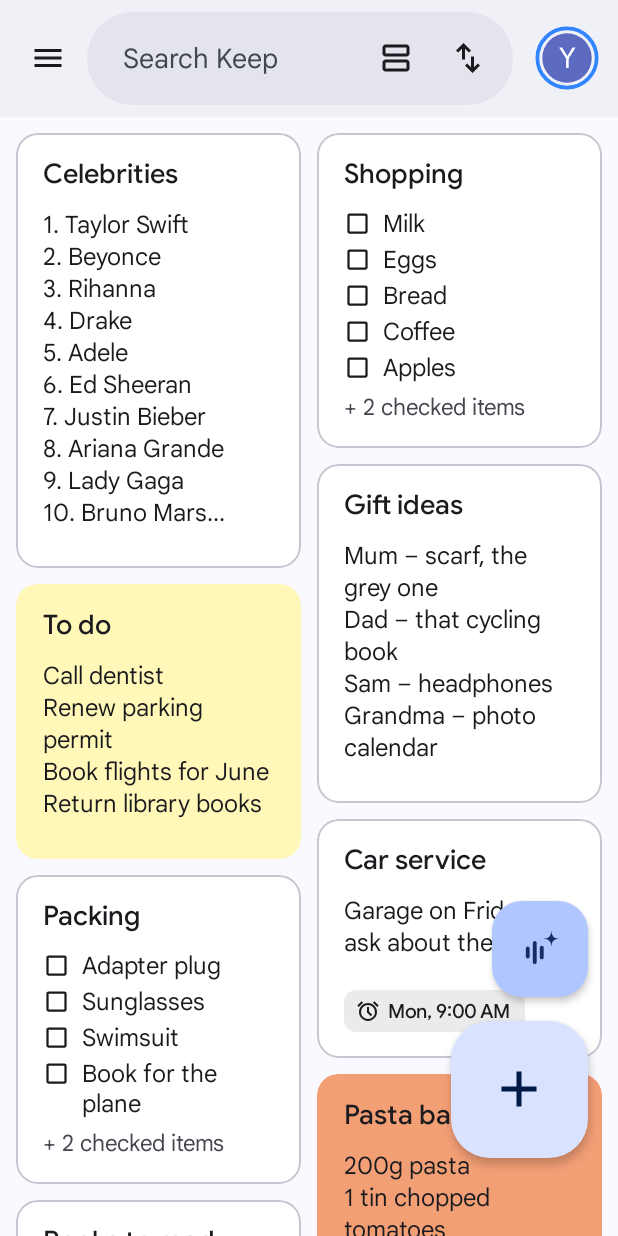
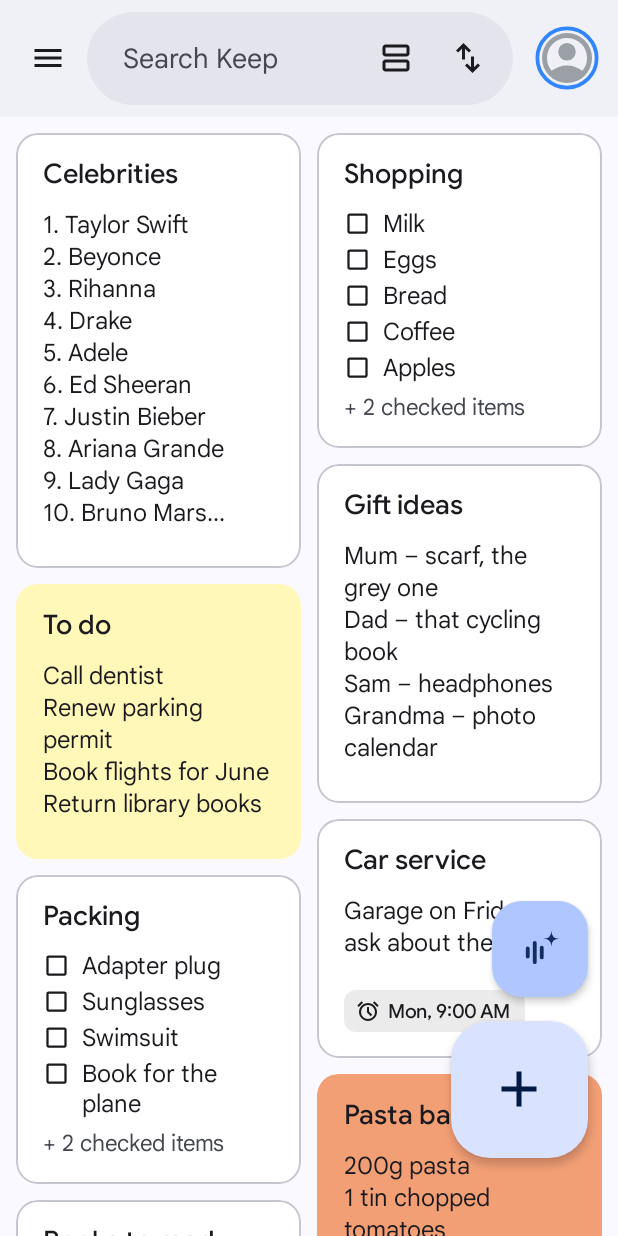
Before and after one commit to WolfyCodeK/free-digital-force-bag, an Android app: the screen it shows after launch (MainActivity), on a phone screen of 412 x 824 dp. Run offline under Robolectric (Android 15) with nearby library versions, the phone set to English and light mode, and no system bars; pictures from the network do not load.

Commit message:
Confirm page swipes by comparing the home screen, not launcher events
On the Android 16 emulator the Pixel launcher sends no scroll event or
announcement when the page changes back, so swipes went uncounted even
though every touch reached the service. The service now snapshots the
visible home screen (labels and rough positions, minus clock text) when
the finger goes down and compares it shortly after it lifts. A changed
page counts; a tap that opens an app, a long press that opens a popup,
or a pulled-down shade does not. Launcher scroll events and page
announcements still confirm a swipe sooner.

Also: with no name in account.txt the avatar shows Google's plain person
outline instead of a letter, and the account card omits the greeting.

Co-Authored-By: Claude Opus 5.5 <noreply@anthropic.com>
Claude-Session: https://claude.ai/code/session_013yJXwcJBpM2tpUEQfocHz6

```diff
--- a/app/src/main/java/app/notes/AvatarView.java
+++ b/app/src/main/java/app/notes/AvatarView.java
@@ -31,6 +31,7 @@ public class AvatarView extends View {
     private final Paint fill = new Paint(Paint.ANTI_ALIAS_FLAG);
     private final Paint letter = new Paint(Paint.ANTI_ALIAS_FLAG);
     private Bitmap bitmap;
+    private android.graphics.drawable.Drawable person;
     private boolean showRing = true;
     private float ringDp = 2.5f;
     private float gapDp = 2f;
@@ -99,6 +100,15 @@ public class AvatarView extends View {
             s.setLocalMatrix(m);
             photo.setShader(s);
             c.drawCircle(cx, cy, inner, photo);
+        } else if (Account.name(getContext()).isEmpty()) {
+            // No picture and no name: Google's plain person outline.
+            if (person == null) {
+                person = getContext().getDrawable(R.drawable.ic_account_circle_fill1).mutate();
+                person.setTint(0xFF9AA0A6);
+            }
+            int r = Math.round(inner * 1.2f);
+            person.setBounds(Math.round(cx) - r, Math.round(cy) - r, Math.round(cx) + r, Math.round(cy) + r);
+            person.draw(c);
         } else {
             c.drawCircle(cx, cy, inner, fill);
             String name = Account.name(getContext());
--- /dev/null
+++ b/app/src/main/res/drawable/ic_account_circle_fill1.xml
@@ -0,0 +1,10 @@
+<vector xmlns:android="http://schemas.android.com/apk/res/android"
+    android:width="24dp"
+    android:height="24dp"
+    android:viewportWidth="960"
+    android:viewportHeight="960"
+    android:tint="?attr/colorControlNormal">
+  <path
+      android:fillColor="@android:color/white"
+      android:pathData="M234,684Q285,645 348,622.5Q411,600 480,600Q549,600 612,622.5Q675,645 726,684Q761,643 780.5,591Q800,539 800,480Q800,347 706.5,253.5Q613,160 480,160Q347,160 253.5,253.5Q160,347 160,480Q160,539 179.5,591Q199,643 234,684ZM480,520Q421,520 380.5,479.5Q340,439 340,380Q340,321 380.5,280.5Q421,240 480,240Q539,240 579.5,280.5Q620,321 620,380Q620,439 579.5,479.5Q539,520 480,520ZM480,880Q397,880 324,848.5Q251,817 197,763Q143,709 111.5,636Q80,563 80,480Q80,397 111.5,324Q143,251 197,197Q251,143 324,111.5Q397,80 480,80Q563,80 636,111.5Q709,143 763,197Q817,251 848.5,324Q880,397 880,480Q880,563 848.5,636Q817,709 763,763Q709,817 636,848.5Q563,880 480,880Z"/>
+</vector>
--- a/app/src/main/res/xml/gesture_service.xml
+++ b/app/src/main/res/xml/gesture_service.xml
@@ -1,12 +1,14 @@
 <?xml version="1.0" encoding="utf-8"?>
 <!-- Touch exploration is requested at runtime by GestureService, only after it is ready to
      pass every touch straight through. flagIncludeNotImportantViews is needed to hear the
-     launcher's page scrolls: its workspace is not "important for accessibility". -->
+     launcher's page scrolls: its workspace is not "important for accessibility". Window content
+     is read only to tell whether the home screen moved to another page. -->
 <accessibility-service xmlns:android="http://schemas.android.com/apk/res/android"
-    android:accessibilityEventTypes="typeViewScrolled|typeAnnouncement|typeTouchInteractionStart|typeTouchExplorationGestureStart"
+    android:accessibilityEventTypes="typeViewScrolled|typeAnnouncement|typeWindowStateChanged|typeTouchInteractionStart|typeTouchInteractionEnd|typeTouchExplorationGestureStart"
     android:accessibilityFeedbackType="feedbackGeneric"
     android:accessibilityFlags="flagIncludeNotImportantViews"
     android:canRequestTouchExplorationMode="true"
+    android:canRetrieveWindowContent="true"
     android:notificationTimeout="0"
     android:description="@string/service_description"
     android:summary="@string/service_summary" />
```
Also changed, not shown: app/src/main/assets/account.txt (+4 -3 lines), app/src/main/java/app/notes/GestureService.java (+108 -8 lines), 1 other file.
